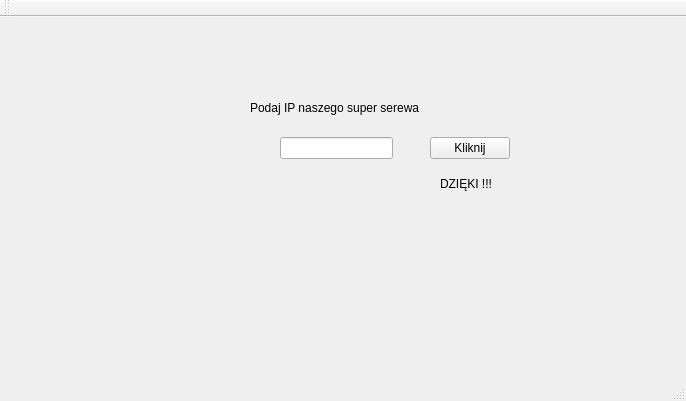
The window that mainwindow.ui (Dominnio/Network-game-C---Red7) describes before a commit, drawn with Qt 5.
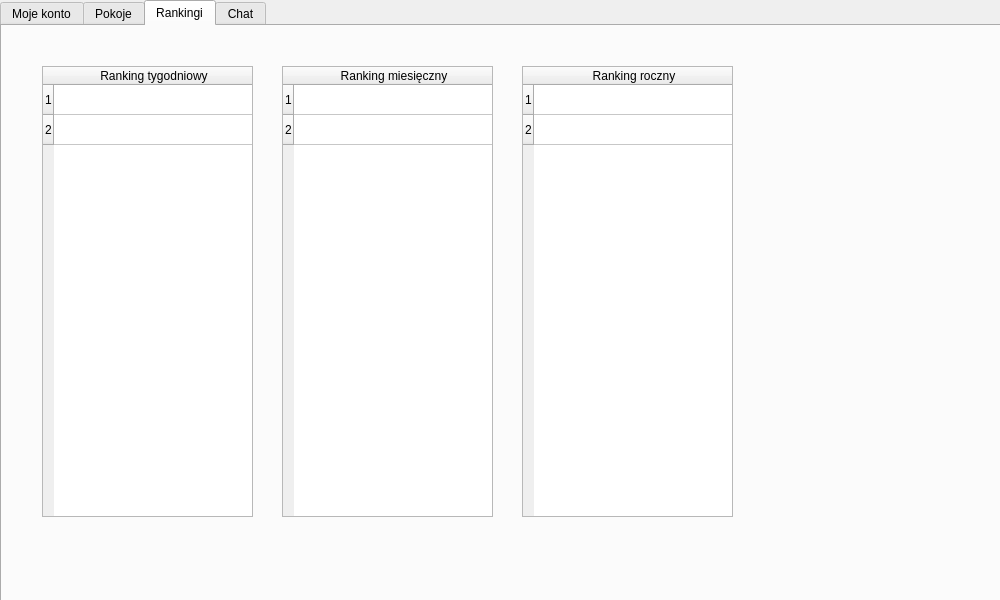
The same window after the commit. The open tabs and pages were chosen to show the change.

```diff
--- a/mainwindow.ui
+++ b/mainwindow.ui
@@ -1,93 +1,294 @@
 <?xml version="1.0" encoding="UTF-8"?>
 <ui version="4.0">
  <class>MainWindow</class>
- <widget class="QMainWindow" name="MainWindow">
+ <widget class="QWidget" name="MainWindow">
   <property name="geometry">
    <rect>
     <x>0</x>
     <y>0</y>
-    <width>686</width>
-    <height>401</height>
+    <width>1000</width>
+    <height>600</height>
    </rect>
   </property>
   <property name="windowTitle">
    <string>MainWindow</string>
   </property>
-  <widget class="QWidget" name="centralWidget">
-   <widget class="QLineEdit" name="lineEdit">
-    <property name="geometry">
-     <rect>
-      <x>280</x>
-      <y>120</y>
-      <width>113</width>
-      <height>22</height>
-     </rect>
-    </property>
-    <property name="text">
-     <string/>
-    </property>
-   </widget>
-   <widget class="QLabel" name="label">
-    <property name="geometry">
-     <rect>
-      <x>250</x>
-      <y>70</y>
-      <width>181</width>
-      <height>41</height>
-     </rect>
-    </property>
-    <property name="text">
-     <string>Podaj IP naszego super serewa</string>
-    </property>
-   </widget>
-   <widget class="QPushButton" name="pushButton">
-    <property name="geometry">
-     <rect>
-      <x>430</x>
-      <y>120</y>
-      <width>80</width>
-      <height>22</height>
-     </rect>
-    </property>
-    <property name="text">
-     <string>Kliknij</string>
-    </property>
-   </widget>
-   <widget class="QLabel" name="label_2">
-    <property name="geometry">
-     <rect>
-      <x>440</x>
-      <y>160</y>
-      <width>59</width>
-      <height>14</height>
-     </rect>
-    </property>
-    <property name="text">
-     <string>DZIĘKI !!!</string>
-    </property>
-   </widget>
-  </widget>
-  <widget class="QMenuBar" name="menuBar">
+  <widget class="QTabWidget" name="tabWidget">
    <property name="geometry">
     <rect>
      <x>0</x>
      <y>0</y>
-     <width>686</width>
-     <height>19</height>
+     <width>1011</width>
+     <height>620</height>
     </rect>
    </property>
+   <property name="currentIndex">
+    <number>0</number>
+   </property>
+   <widget class="QWidget" name="tab">
+    <attribute name="title">
+     <string>Moje konto</string>
+    </attribute>
+    <widget class="QGraphicsView" name="graphicsView">
+     <property name="geometry">
+      <rect>
+       <x>20</x>
+       <y>20</y>
+       <width>121</width>
+       <height>151</height>
+      </rect>
+     </property>
+    </widget>
+    <widget class="QLabel" name="label">
+     <property name="geometry">
+      <rect>
+       <x>170</x>
+       <y>40</y>
+       <width>121</width>
+       <height>16</height>
+      </rect>
+     </property>
+     <property name="text">
+      <string>Dominik Orliński</string>
+     </property>
+    </widget>
+    <widget class="QLabel" name="label_2">
+     <property name="geometry">
+      <rect>
+       <x>170</x>
+       <y>70</y>
+       <width>59</width>
+       <height>14</height>
+      </rect>
+     </property>
+     <property name="text">
+      <string>dominnio</string>
+     </property>
+    </widget>
+    <widget class="QLabel" name="label_3">
+     <property name="geometry">
+      <rect>
+       <x>170</x>
+       <y>100</y>
+       <width>59</width>
+       <height>14</height>
+      </rect>
+     </property>
+     <property name="text">
+      <string>Punkty</string>
+     </property>
+    </widget>
+    <widget class="QLCDNumber" name="lcdNumber">
+     <property name="geometry">
+      <rect>
+       <x>220</x>
+       <y>90</y>
+       <width>64</width>
+       <height>23</height>
+      </rect>
+     </property>
+     <property name="intValue" stdset="0">
+      <number>123</number>
+     </property>
+    </widget>
+   </widget>
+   <widget class="QWidget" name="tab_2">
+    <attribute name="title">
+     <string>Pokoje</string>
+    </attribute>
+    <widget class="QTableWidget" name="tableWidget_4">
+     <property name="geometry">
+      <rect>
+       <x>30</x>
+       <y>40</y>
+       <width>941</width>
+       <height>511</height>
+      </rect>
+     </property>
+     <attribute name="horizontalHeaderDefaultSectionSize">
+      <number>155</number>
+     </attribute>
+     <row>
+      <property name="text">
+       <string>1</string>
+      </property>
+     </row>
+     <row>
+      <property name="text">
+       <string>2</string>
+      </property>
+     </row>
+     <row>
+      <property name="text">
+       <string>3</string>
+      </property>
+     </row>
+     <row>
+      <property name="text">
+       <string/>
+      </property>
+     </row>
+     <column>
+      <property name="text">
+       <string>Numer pokoju</string>
+      </property>
+     </column>
+     <column>
+      <property name="text">
+       <string>Gracz 1</string>
+      </property>
+     </column>
+     <column>
+      <property name="text">
+       <string>Gracz 2</string>
+      </property>
+     </column>
+     <column>
+      <property name="text">
+       <string>Gracz 3</string>
+      </property>
+     </column>
+     <column>
+      <property name="text">
+       <string>Gracz 4</string>
+      </property>
+     </column>
+     <column>
+      <property name="text">
+       <string>Dołącz</string>
+      </property>
+     </column>
+    </widget>
+   </widget>
+   <widget class="QWidget" name="tab_4">
+    <attribute name="title">
+     <string>Rankingi</string>
+    </attribute>
+    <widget class="QTableWidget" name="tableWidget">
+     <property name="geometry">
+      <rect>
+       <x>40</x>
+       <y>40</y>
+       <width>211</width>
+       <height>451</height>
+      </rect>
+     </property>
+     <attribute name="horizontalHeaderDefaultSectionSize">
+      <number>200</number>
+     </attribute>
+     <row>
+      <property name="text">
+       <string>1</string>
+      </property>
+     </row>
+     <row>
+      <property name="text">
+       <string>2</string>
+      </property>
+     </row>
+     <column>
+      <property name="text">
+       <string>Ranking tygodniowy</string>
+      </property>
+     </column>
+    </widget>
+    <widget class="QTableWidget" name="tableWidget_2">
+     <property name="geometry">
+      <rect>
+       <x>280</x>
+       <y>40</y>
+       <width>211</width>
+       <height>451</height>
+      </rect>
+     </property>
+     <attribute name="horizontalHeaderDefaultSectionSize">
+      <number>200</number>
+     </attribute>
+     <row>
+      <property name="text">
+       <string>1</string>
+      </property>
+     </row>
+     <row>
+      <property name="text">
+       <string>2</string>
+      </property>
+     </row>
+     <column>
+      <property name="text">
+       <string>Ranking miesięczny</string>
+      </property>
+     </column>
+    </widget>
+    <widget class="QTableWidget" name="tableWidget_3">
+     <property name="geometry">
+      <rect>
+       <x>520</x>
+       <y>40</y>
+       <width>211</width>
+       <height>451</height>
+      </rect>
+     </property>
+     <attribute name="horizontalHeaderDefaultSectionSize">
+      <number>200</number>
+     </attribute>
+     <row>
+      <property name="text">
+       <string>1</string>
+      </property>
+     </row>
+     <row>
+      <property name="text">
+       <string>2</string>
+      </property>
+     </row>
+     <column>
+      <property name="text">
+       <string>Ranking roczny</string>
+      </property>
+     </column>
+    </widget>
+   </widget>
+   <widget class="QWidget" name="tab_3">
+    <attribute name="title">
+     <string>Chat</string>
+    </attribute>
+    <widget class="QPlainTextEdit" name="plainTextEdit">
+     <property name="geometry">
+      <rect>
+       <x>30</x>
+       <y>410</y>
+       <width>761</width>
+       <height>70</height>
+      </rect>
+     </property>
+    </widget>
+    <widget class="QPushButton" name="pushButton">
+     <property name="geometry">
+      <rect>
+       <x>710</x>
+       <y>510</y>
+       <width>80</width>
+       <height>22</height>
+      </rect>
+     </property>
+     <property name="text">
+      <string>Wyślij</string>
+     </property>
+    </widget>
+    <widget class="QTextBrowser" name="textBrowser">
+     <property name="geometry">
+      <rect>
+       <x>30</x>
+       <y>10</y>
+       <width>761</width>
+       <height>371</height>
+      </rect>
+     </property>
+    </widget>
+   </widget>
   </widget>
-  <widget class="QToolBar" name="mainToolBar">
-   <attribute name="toolBarArea">
-    <enum>TopToolBarArea</enum>
-   </attribute>
-   <attribute name="toolBarBreak">
-    <bool>false</bool>
-   </attribute>
-  </widget>
-  <widget class="QStatusBar" name="statusBar"/>
  </widget>
- <layoutdefault spacing="6" margin="11"/>
  <resources/>
  <connections/>
 </ui>
```
Left out of the diff: 2 changed lines with no effect on the pictures.
